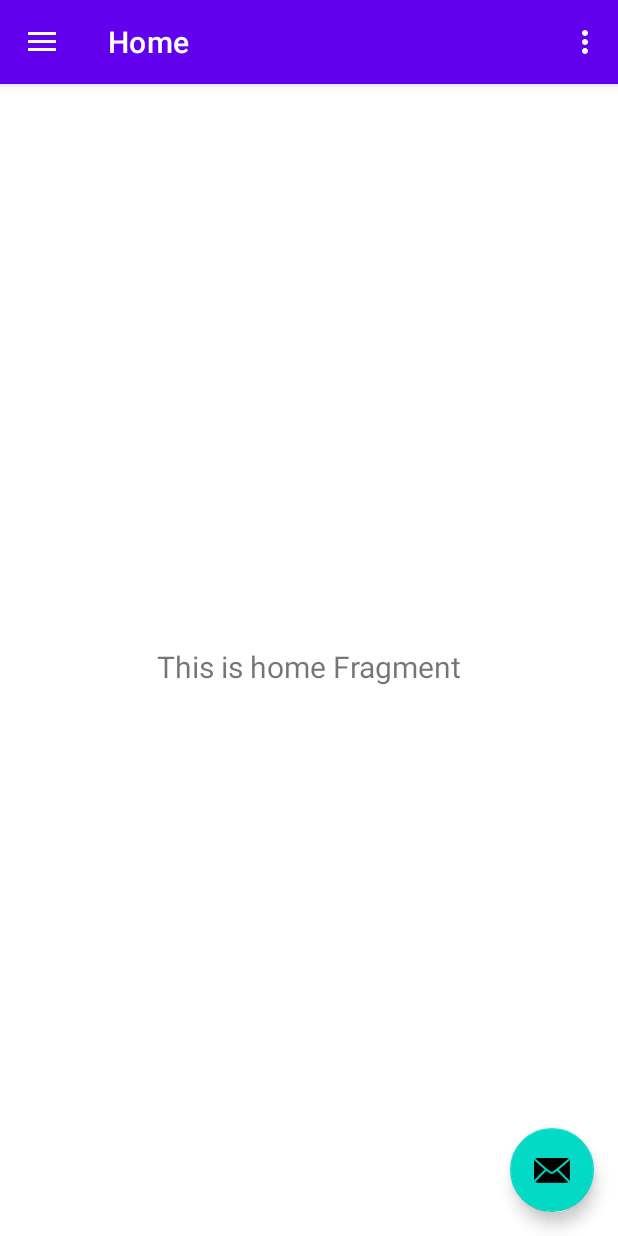
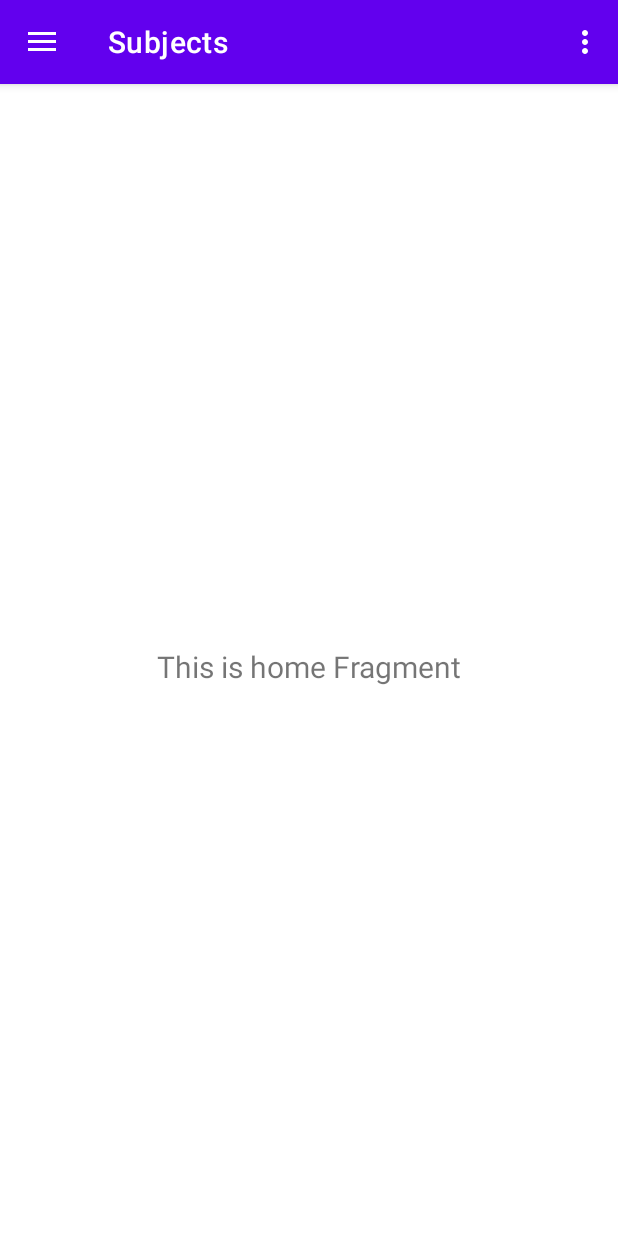
Before and after one commit to MaciejPrzyborowski/LifePlanner, an Android app: the screen it shows after launch (MainActivity), on a phone screen of 412 x 824 dp. Run offline under Robolectric (Android 15) with nearby library versions, the phone set to English and light mode, and no system bars; our stand-ins replace navigation-ui.

Commit message:
Wersja 0.1

```diff
--- a/app/build.gradle
+++ b/app/build.gradle
@@ -44,6 +44,7 @@ dependencies {
     implementation 'androidx.lifecycle:lifecycle-viewmodel-ktx:2.4.1'
     implementation 'androidx.navigation:navigation-fragment-ktx:2.4.2'
     implementation 'androidx.navigation:navigation-ui-ktx:2.4.2'
+    implementation 'androidx.legacy:legacy-support-v4:1.0.0'
     testImplementation 'junit:junit:4.13.2'
     androidTestImplementation 'androidx.test.ext:junit:1.1.3'
     androidTestImplementation 'androidx.test.espresso:espresso-core:3.4.0'
--- a/app/src/main/AndroidManifest.xml
+++ b/app/src/main/AndroidManifest.xml
@@ -20,6 +20,9 @@
                 <category android:name="android.intent.category.LAUNCHER" />
             </intent-filter>
         </activity>
+        <meta-data
+            android:name="preloaded_fonts"
+            android:resource="@array/preloaded_fonts" />
     </application>
 
 </manifest>
--- a/app/src/main/java/com/example/schoolplanner/MainActivity.kt
+++ b/app/src/main/java/com/example/schoolplanner/MainActivity.kt
@@ -37,7 +37,7 @@ class MainActivity : AppCompatActivity() {
         // menu should be considered as top level destinations.
         appBarConfiguration = AppBarConfiguration(
             setOf(
-                R.id.nav_home, R.id.nav_gallery, R.id.nav_slideshow
+                R.id.nav_home, R.id.nav_marks, R.id.nav_teachers, R.id.nav_events, R.id.nav_notes, R.id.nav_subjects
             ), drawerLayout
         )
         setupActionBarWithNavController(navController, appBarConfiguration)
--- a/app/src/main/res/layout/app_bar_main.xml
+++ b/app/src/main/res/layout/app_bar_main.xml
@@ -29,6 +29,7 @@
         android:layout_gravity="bottom|end"
         android:layout_marginEnd="@dimen/fab_margin"
         android:layout_marginBottom="16dp"
-        app:srcCompat="@android:drawable/ic_dialog_email" />
+        app:srcCompat="@android:drawable/ic_dialog_email"
+        android:visibility="gone"/>
 
 </androidx.coordinatorlayout.widget.CoordinatorLayout>
--- a/app/src/main/res/menu/activity_main_drawer.xml
+++ b/app/src/main/res/menu/activity_main_drawer.xml
@@ -5,16 +5,28 @@
 
     <group android:checkableBehavior="single">
         <item
-            android:id="@+id/nav_home"
-            android:icon="@drawable/ic_menu_camera"
-            android:title="@string/menu_home" />
+            android:id="@+id/nav_subjects"
+            android:icon="@drawable/ic_baseline_school_24"
+            android:title="@string/menu_subjects" />
+
         <item
-            android:id="@+id/nav_gallery"
-            android:icon="@drawable/ic_menu_gallery"
-            android:title="@string/menu_gallery" />
+            android:id="@+id/nav_marks"
+            android:icon="@drawable/ic_baseline_emoji_events_24"
+            android:title="@string/menu_marks" />
+
         <item
-            android:id="@+id/nav_slideshow"
-            android:icon="@drawable/ic_menu_slideshow"
-            android:title="@string/menu_slideshow" />
+            android:id="@+id/nav_teachers"
+            android:icon="@drawable/ic_baseline_people_24"
+            android:title="@string/menu_teachers" />
+
+        <item
+            android:id="@+id/nav_events"
+            android:icon="@drawable/ic_baseline_calendar_month_24"
+            android:title="@string/menu_events" />
+
+        <item
+            android:id="@+id/nav_notes"
+            android:icon="@drawable/ic_baseline_library_books_24"
+            android:title="@string/menu_notes" />
     </group>
 </menu>
--- a/app/src/main/res/navigation/mobile_navigation.xml
+++ b/app/src/main/res/navigation/mobile_navigation.xml
@@ -8,18 +8,36 @@
     <fragment
         android:id="@+id/nav_home"
         android:name="com.example.schoolplanner.ui.home.HomeFragment"
-        android:label="@string/menu_home"
+        android:label="@string/menu_subjects"
         tools:layout="@layout/fragment_home" />
 
     <fragment
-        android:id="@+id/nav_gallery"
-        android:name="com.example.schoolplanner.ui.gallery.GalleryFragment"
-        android:label="@string/menu_gallery"
-        tools:layout="@layout/fragment_gallery" />
+        android:id="@+id/nav_subjects"
+        android:name="com.example.schoolplanner.ui.subjects.SubjectsFragment"
+        android:label="@string/menu_subjects"
+        tools:layout="@layout/fragment_subjects" />
 
     <fragment
-        android:id="@+id/nav_slideshow"
-        android:name="com.example.schoolplanner.ui.slideshow.SlideshowFragment"
-        android:label="@string/menu_slideshow"
-        tools:layout="@layout/fragment_slideshow" />
+        android:id="@+id/nav_marks"
+        android:name="com.example.schoolplanner.ui.marks.MarksFragment"
+        android:label="@string/menu_marks"
+        tools:layout="@layout/fragment_marks" />
+
+    <fragment
+        android:id="@+id/nav_teachers"
+        android:name="com.example.schoolplanner.ui.teachers.TeachersFragment"
+        android:label="@string/menu_teachers"
+        tools:layout="@layout/fragment_teachers" />
+
+    <fragment
+        android:id="@+id/nav_events"
+        android:name="com.example.schoolplanner.ui.events.EventsFragment"
+        android:label="@string/menu_events"
+        tools:layout="@layout/fragment_events" />
+
+    <fragment
+        android:id="@+id/nav_notes"
+        android:name="com.example.schoolplanner.ui.notes.NotesFragment"
+        android:label="@string/menu_notes"
+        tools:layout="@layout/fragment_notes" />
 </navigation>
--- a/app/src/main/res/values/dimens.xml
+++ b/app/src/main/res/values/dimens.xml
@@ -1,8 +1,5 @@
 <resources>
     <!-- Default screen margins, per the Android Design guidelines. -->
-    <dimen name="activity_horizontal_margin">16dp</dimen>
-    <dimen name="activity_vertical_margin">16dp</dimen>
-    <dimen name="nav_header_vertical_spacing">8dp</dimen>
-    <dimen name="nav_header_height">176dp</dimen>
+    <dimen name="nav_header_height">56dp</dimen>
     <dimen name="fab_margin">16dp</dimen>
 </resources>
--- a/app/src/main/res/values/strings.xml
+++ b/app/src/main/res/values/strings.xml
@@ -1,13 +1,16 @@
 <resources>
-    <string name="app_name">SchoolPlanner</string>
+    <string name="app_name">SchoolPlaner</string>
     <string name="navigation_drawer_open">Open navigation drawer</string>
     <string name="navigation_drawer_close">Close navigation drawer</string>
-    <string name="nav_header_title">Android Studio</string>
-    <string name="nav_header_subtitle">android.studio@android.com</string>
-    <string name="nav_header_desc">Navigation header</string>
     <string name="action_settings">Settings</string>
 
-    <string name="menu_home">Home</string>
-    <string name="menu_gallery">Gallery</string>
-    <string name="menu_slideshow">Slideshow</string>
+    <string name="menu_subjects">Subjects</string>
+    <string name="menu_marks">Marks</string>
+    <string name="menu_teachers">Teachers</string>
+    <string name="menu_events">Events</string>
+    <string name="menu_notes">Notes</string>
+    <!-- TODO: Remove or change this placeholder text -->
+    <string name="hello_blank_fragment">Blank fragment</string>
+    <!-- Strings used for fragments for navigation -->
+
 </resources>
```
Also changed, not shown: app/src/main/java/com/example/schoolplanner/ui/gallery/GalleryFragment.kt (deleted, +0 -42 lines), app/src/main/java/com/example/schoolplanner/ui/gallery/GalleryViewModel.kt (deleted, +0 -13 lines), app/src/main/java/com/example/schoolplanner/ui/slideshow/SlideshowFragment.kt (deleted, +0 -42 lines), app/src/main/java/com/example/schoolplanner/ui/slideshow/SlideshowViewModel.kt (deleted, +0 -13 lines), app/src/main/res/layout/fragment_gallery.xml (deleted, +0 -22 lines), app/src/main/res/layout/fragment_slideshow.xml (deleted, +0 -22 lines), app/src/main/res/layout/nav_header_main.xml (+6 -22 lines).
